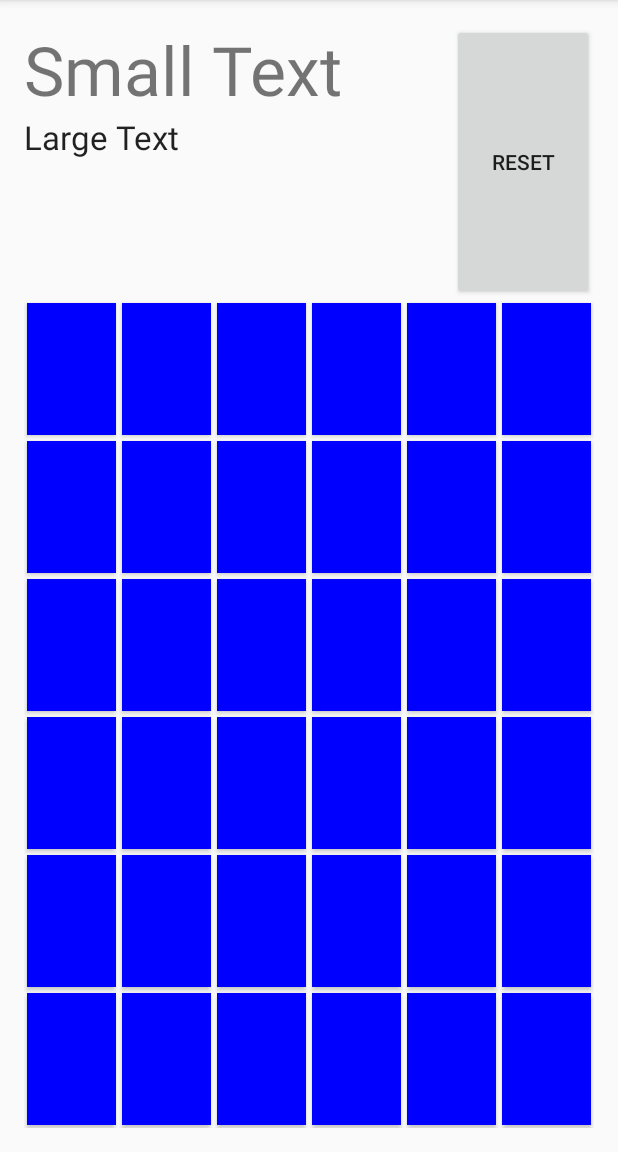
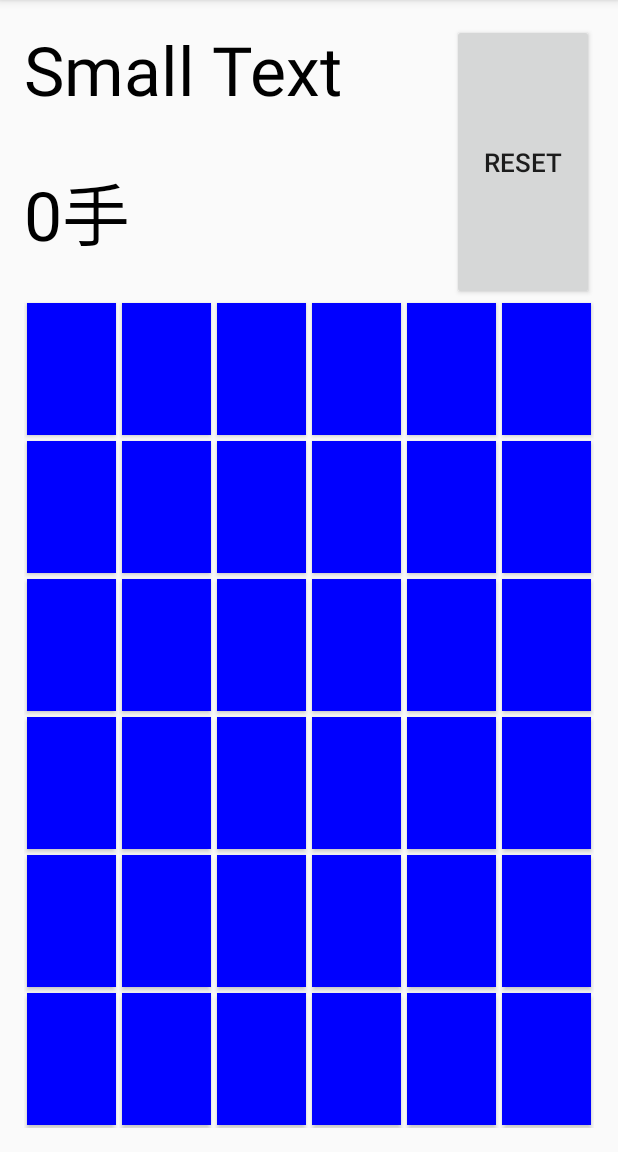
Before and after one commit to valjapan/LightsOut, an Android app: the MainActivity screen opened directly, with no data from a screen before it, after a tap on "RESET", on a phone screen of 412 x 824 dp, the part 84-1236 px from its top. Run offline under Robolectric (Android 15) with nearby library versions, the phone set to English and light mode, and no system bars.

Commit message:
[add]レイアウトの追加 [add]手数の実装化、28手(最小手数)を超えると赤になる要素を追加

```diff
--- a/app/src/main/java/com/valkyrie/nabeshimamac/lightsout/MainActivity.java
+++ b/app/src/main/java/com/valkyrie/nabeshimamac/lightsout/MainActivity.java
@@ -9,9 +9,10 @@ import android.widget.TextView;
 
 public class MainActivity extends AppCompatActivity implements View.OnClickListener {
     Button[][] btn;
-    Button btnReset,btnReturn;
-    TextView textView;
+    Button btnReset;
+    TextView textView1,textView2;
     boolean[][] flag;
+    int count;
 
 
     @Override
@@ -19,7 +20,8 @@ public class MainActivity extends AppCompatActivity implements View.OnClickListe
         super.onCreate(savedInstanceState);
         setContentView(R.layout.activity_main);
 
-        textView = (TextView)findViewById(R.id.timer);
+        textView1 = (TextView)findViewById(R.id.timer);
+        textView2 = (TextView)findViewById(R.id.counter);
         btn = new Button[6][6];
         flag = new boolean[6][6];
 
@@ -61,6 +63,11 @@ public class MainActivity extends AppCompatActivity implements View.OnClickListe
         btn[5][5] = (Button)findViewById(R.id.button36);
 
 
+        count = 0;
+        textView2.setText(count + "手");
+        textView2.setTextColor(Color.BLACK);
+
+
 
         btnReset = (Button)findViewById(R.id.button37);//TODO 実装完了btnReturn =(Button)findViewById(R.id.);//TODO とりあえずここは置いておく後々実装させること
 
@@ -76,6 +83,12 @@ public class MainActivity extends AppCompatActivity implements View.OnClickListe
 
     @Override
     public void onClick(View v){
+        count = count + 1;
+        textView2.setText(count + "手");
+        if (count > 28){
+            textView2.setTextColor(Color.RED);
+        }
+
         switch (v.getId()) {
             case R.id.button:
                 check (0,0);
@@ -189,18 +202,17 @@ public class MainActivity extends AppCompatActivity implements View.OnClickListe
                 Reset(0,0);
                 break;
         }
-
     }
 
     public void check(int line, int row){
 
-        if(line>0){
+        if(line > 0){
             checkColor(line-1, row);
         }
         if(line < 5){
             checkColor(line+1, row);
         }
-        if(row>0){
+        if(row > 0){
             checkColor(line, row-1);
         }
         if(row < 5){
@@ -211,7 +223,7 @@ public class MainActivity extends AppCompatActivity implements View.OnClickListe
             for (int j = 0; j < 6; j++) {
                 if (flag[i][j]){
                     btn[i][j].setBackground(getDrawable(R.drawable.red_off_view));
-//
+
                 }else {
                     btn[i][j].setBackground(getDrawable(R.drawable.blue_off_view));
                 }
@@ -219,11 +231,15 @@ public class MainActivity extends AppCompatActivity implements View.OnClickListe
             }
         }
         setJustColor(line,row);
+
+
     }
 
 
     public void checkColor(int line, int row){
         flag[line][row] = !flag[line][row];
+
+        //TODO 全てが反転色になったらクリアを実装させること
     }
 
     public void setJustColor(int line, int row){
@@ -244,6 +260,9 @@ public class MainActivity extends AppCompatActivity implements View.OnClickListe
                 btn[line][row].setOnClickListener(this);
                 btn[line][row].setBackgroundColor(Color.BLUE);
                 flag[line][row] = false;
+                count = 0;
+                textView2.setText(count + "手");
+                textView2.setTextColor(Color.BLACK);
             }
         }
 
--- a/app/src/main/res/layout/activity_main.xml
+++ b/app/src/main/res/layout/activity_main.xml
@@ -27,19 +27,23 @@
                 android:layout_weight="1">
 
                 <TextView
-                    android:layout_width="fill_parent"
-                    android:layout_height="wrap_content"
+                    android:layout_width="match_parent"
+                    android:layout_height="fill_parent"
                     android:textAppearance="?android:attr/textAppearanceSmall"
                     android:text="Small Text"
                     android:id="@+id/timer"
-                    android:textSize="45dp" />
+                    android:textSize="45dp"
+                    android:layout_weight="1"
+                    android:textColor="#000000" />
 
                 <TextView
-                    android:layout_width="wrap_content"
-                    android:layout_height="wrap_content"
+                    android:layout_width="match_parent"
+                    android:layout_height="fill_parent"
                     android:textAppearance="?android:attr/textAppearanceLarge"
                     android:text="Large Text"
-                    android:id="@+id/textView" />
+                    android:id="@+id/counter"
+                    android:layout_weight="1"
+                    android:textSize="45dp" />
             </LinearLayout>
 
             <LinearLayout
@@ -53,7 +57,8 @@
                     android:layout_height="fill_parent"
                     android:text="RESET"
                     android:id="@+id/button37"
-                    android:onClick="reset" />
+                    android:onClick="reset"
+                    android:textSize="17dp" />
 
             </LinearLayout>
         </LinearLayout>
```
